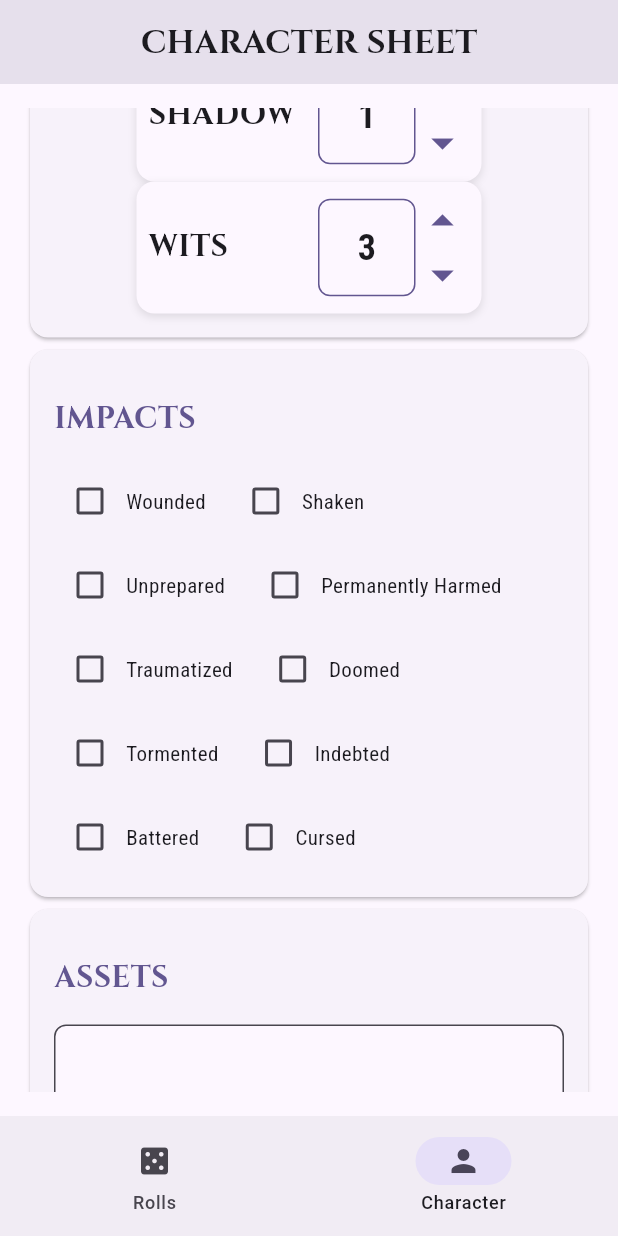
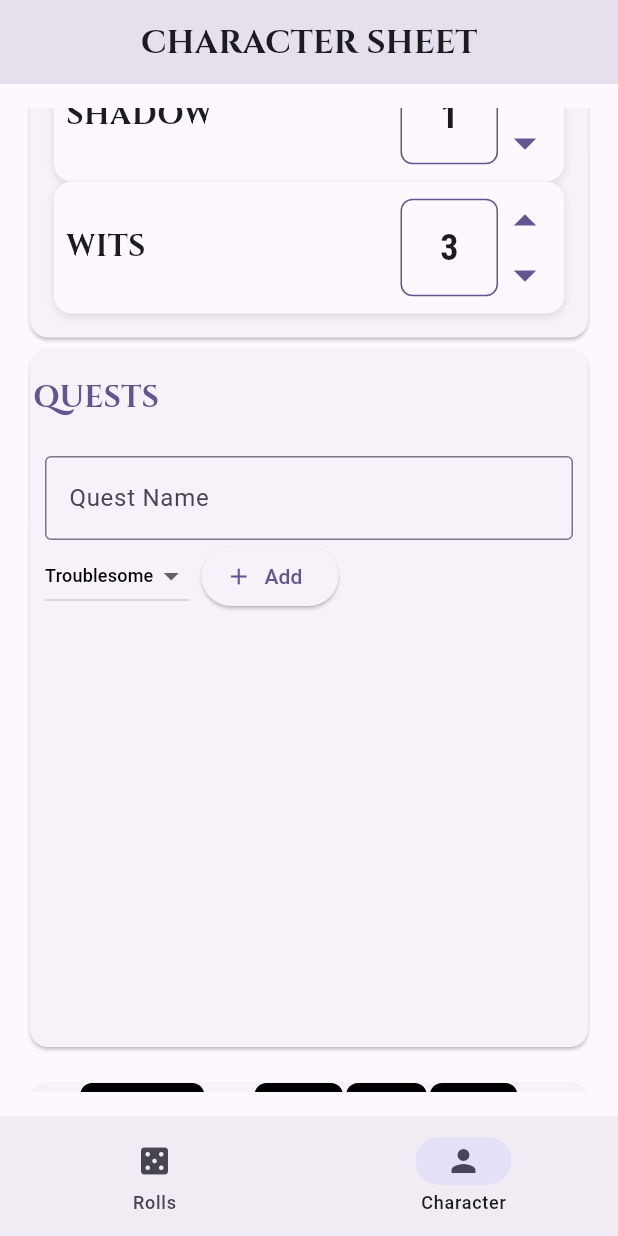
Before and after one commit to vder/ironroll, a Flutter app: the screen it shows after launch, item 2 of the bottom bar chosen, scrolled down 576 dp, on a phone screen of 412 x 824 dp. Run offline on Flutter 3.47's test engine with Material 3 defaults, Android fonts, the phone set to English and light mode, and no system bars; our stand-ins replace google_fonts, hive, hive_flutter; accounts and stored records are empty.

Commit message:
ui changes

```diff
--- a/lib/character_sheet_page.dart
+++ b/lib/character_sheet_page.dart
@@ -160,7 +160,6 @@ class _CharacterSheetPageState extends State<CharacterSheetPage> {
                         child: Column(
                           children: [
                             sectionTitle("Stats"),
-
                             StatBox(
                               label: 'EDGE',
                               value: widget.characterService.getStat('EDGE'),
@@ -245,50 +244,9 @@ class _CharacterSheetPageState extends State<CharacterSheetPage> {
                         ),
                       ),
                     ),
-
-                    // Impacts
                     Card(
                       child: Padding(
-                        padding: const EdgeInsets.all(16.0),
-                        child: Column(
-                          crossAxisAlignment: CrossAxisAlignment.start,
-                          children: [
-                            sectionTitle("Impacts"),
-                            Wrap(
-                              spacing: 8,
-                              runSpacing: 8,
-                              children:
-                                  impacts.keys
-                                      .map((impact) => checkboxLabel(impact))
-                                      .toList(),
-                            ),
-                          ],
-                        ),
-                      ),
-                    ),
-
-                    // Assets
-                    Card(
-                      child: Padding(
-                        padding: const EdgeInsets.all(16.0),
-                        child: Column(
-                          crossAxisAlignment: CrossAxisAlignment.start,
-                          children: [
-                            sectionTitle("Assets"),
-                            TextFormField(
-                              decoration: _buildInputDecoration(
-                                'List assets, items, starships, etc.',
-                              ),
-                              style: GoogleFonts.robotoCondensed(),
-                              maxLines: 4,
-                            ),
-                          ],
-                        ),
-                      ),
-                    ),
-                    Card(
-                      child: Padding(
-                        padding: const EdgeInsets.all(16.0),
+                        padding: const EdgeInsets.all(2.0),
                         child: Column(
                           crossAxisAlignment: CrossAxisAlignment.start,
                           children: [
@@ -305,10 +263,8 @@ class _CharacterSheetPageState extends State<CharacterSheetPage> {
                     const SizedBox(height: 16),
                     // Footer Controls
                     Card(
-                      child: Padding(
-                        padding: const EdgeInsets.all(16.0),
                       child: Row(
-                          mainAxisAlignment: MainAxisAlignment.spaceAround,
+                        mainAxisAlignment: MainAxisAlignment.start,
                         children: [
                           VerticalTrack(
                             label: 'Momentum',
@@ -337,7 +293,6 @@ class _CharacterSheetPageState extends State<CharacterSheetPage> {
                         ],
                       ),
                     ),
-                    ),
                   ],
                 ),
               ),
--- a/lib/widgets/stat_box.dart
+++ b/lib/widgets/stat_box.dart
@@ -18,7 +18,6 @@ class StatBox extends StatelessWidget {
   @override
   Widget build(BuildContext context) {
     return Container(
-      constraints: BoxConstraints(maxWidth: 230, minWidth: 180),
       padding: const EdgeInsets.all(8),
       decoration: BoxDecoration(
         color: Theme.of(context).colorScheme.surface,
--- a/lib/widgets/vertical_track.dart
+++ b/lib/widgets/vertical_track.dart
@@ -70,7 +70,7 @@ class _VerticalTrackState extends State<VerticalTrack> {
         },
         child: Container(
           margin: const EdgeInsets.symmetric(vertical: 2),
-          padding: const EdgeInsets.symmetric(vertical: 8),
+          padding: const EdgeInsets.symmetric(vertical: 2),
           width: 50,
           decoration: BoxDecoration(
             color:
@@ -127,7 +127,34 @@ class _VerticalTrackState extends State<VerticalTrack> {
             ),
           ),
           padding: const EdgeInsets.all(4),
-          child: Column(children: blocks),
+          child: SizedBox(
+            width: blocks.length / 6 * 50,
+            height: 280, // Fixed height for all tracks
+            child:
+                blocks.length > 6
+                    ? GridView.count(
+                      physics: const NeverScrollableScrollPhysics(),
+                      primary: false,
+                      padding: const EdgeInsets.all(2),
+                      crossAxisSpacing: 6,
+                      mainAxisSpacing: 3,
+                      crossAxisCount: 3, // Always 2 columns for consistency
+                      childAspectRatio: 1, // Adjust for card shape
+                      children: blocks,
+                    )
+                    : Column(
+                      mainAxisAlignment: MainAxisAlignment.start,
+                      children: List.generate(
+                        6, // Always 6 slots for visual consistency
+                        (i) =>
+                            i < blocks.length
+                                ? blocks[i]
+                                : const SizedBox(
+                                  height: 40, // Match block height+margin
+                                ),
+                      ),
+                    ),
+          ),
         ),
       ],
     );
```
Lines whose indentation alone changed are shown as unchanged.
